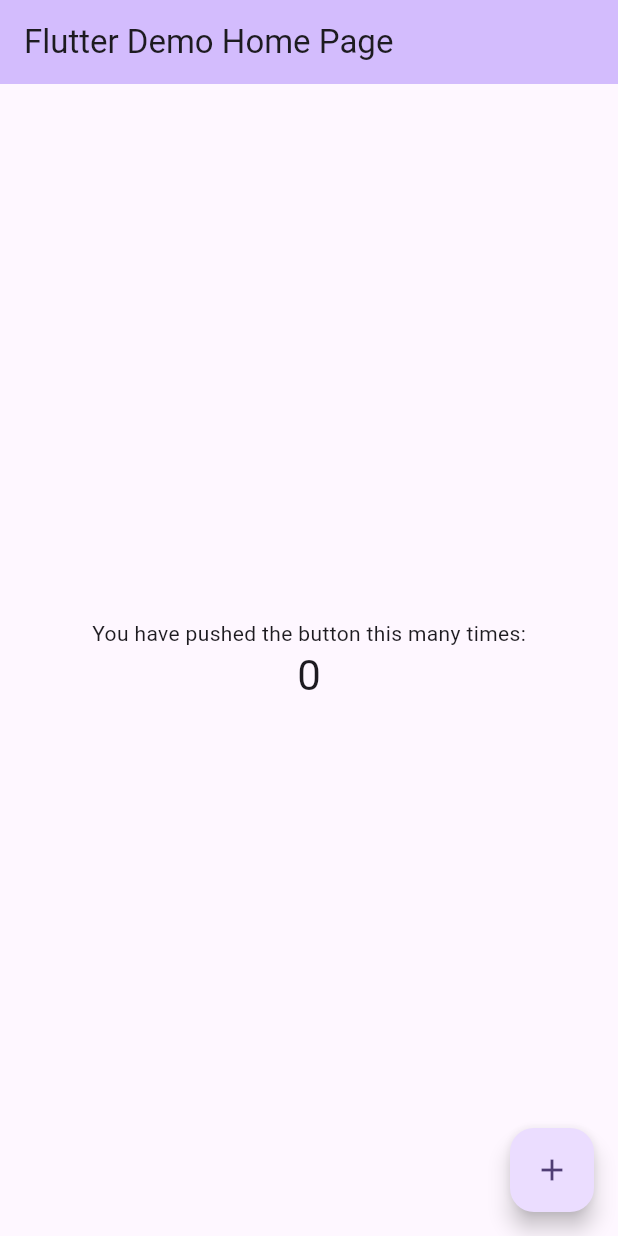
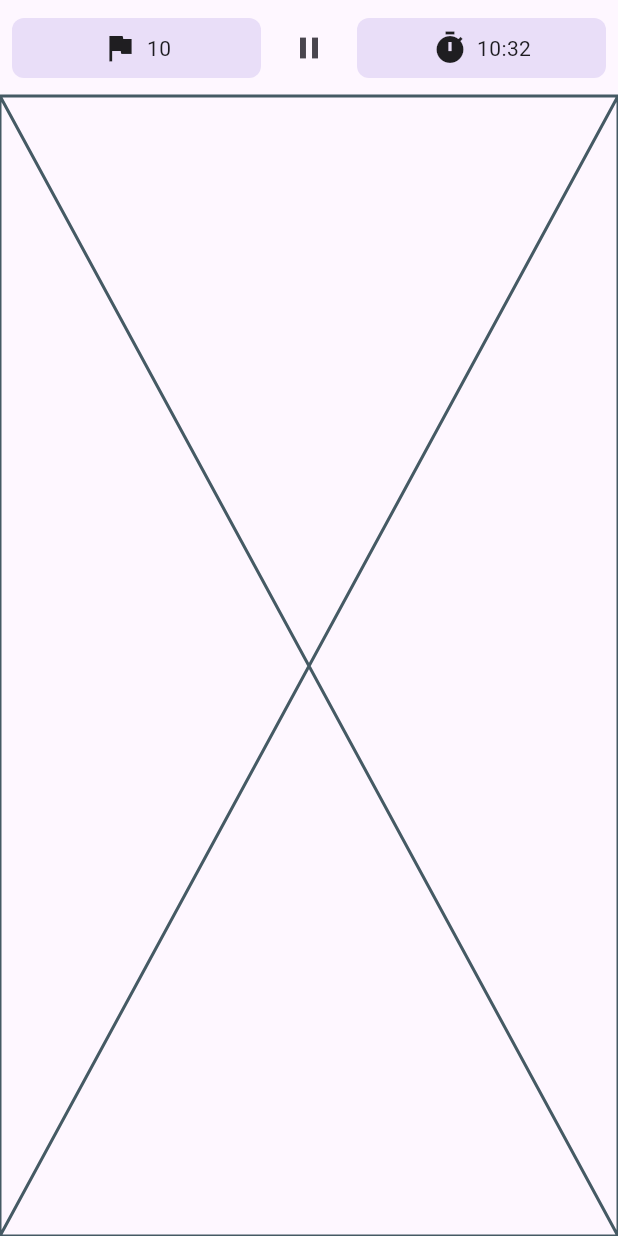
Before and after one commit to edwardnagy/minesweeper-crossplatform, a Flutter app: the screen it shows after launch, on a phone screen of 412 x 824 dp. Run offline on Flutter 3.47's test engine with Material 2 defaults, Android fonts, the phone set to English and light mode, and no system bars; generated files the repository leaves out were written again.

Commit message:
Add game screen, implement game header

```diff
--- a/lib/l10n/app_en.arb
+++ b/lib/l10n/app_en.arb
@@ -1,3 +1,4 @@
 {
-    "title": "Minesweeper"
+    "title": "Minesweeper",
+    "pauseGame": "Pause Game"
 }
--- a/lib/main.dart
+++ b/lib/main.dart
@@ -1,128 +1,6 @@
+import 'package:ea_minesweeper/view/root_widget.dart';
 import 'package:flutter/material.dart';
-import 'package:flutter_gen/gen_l10n/app_localizations.dart';
 
 void main() {
-  runApp(const MyApp());
+  runApp(const RootWidget());
 }
-
-class MyApp extends StatelessWidget {
-  const MyApp({super.key});
-
-  // This widget is the root of your application.
-  @override
-  Widget build(BuildContext context) {
-    return MaterialApp(
-      onGenerateTitle: (context) => AppLocalizations.of(context).title,
-      localizationsDelegates: AppLocalizations.localizationsDelegates,
-      supportedLocales: AppLocalizations.supportedLocales,
-      theme: ThemeData(
-        // This is the theme of your application.
-        //
-        // TRY THIS: Try running your application with "flutter run". You'll see
-        // the application has a blue toolbar. Then, without quitting the app,
-        // try changing the seedColor in the colorScheme below to Colors.green
-        // and then invoke "hot reload" (save your changes or press the "hot
-        // reload" button in a Flutter-supported IDE, or press "r" if you used
-        // the command line to start the app).
-        //
-        // Notice that the counter didn't reset back to zero; the application
-        // state is not lost during the reload. To reset the state, use hot
-        // restart instead.
-        //
-        // This works for code too, not just values: Most code changes can be
-        // tested with just a hot reload.
-        colorScheme: ColorScheme.fromSeed(seedColor: Colors.deepPurple),
-        useMaterial3: true,
-      ),
-      home: const MyHomePage(title: 'Flutter Demo Home Page'),
-    );
-  }
-}
-
-class MyHomePage extends StatefulWidget {
-  const MyHomePage({super.key, required this.title});
-
-  // This widget is the home page of your application. It is stateful, meaning
-  // that it has a State object (defined below) that contains fields that affect
-  // how it looks.
-
-  // This class is the configuration for the state. It holds the values (in this
-  // case the title) provided by the parent (in this case the App widget) and
-  // used by the build method of the State. Fields in a Widget subclass are
-  // always marked "final".
-
-  final String title;
-
-  @override
-  State<MyHomePage> createState() => _MyHomePageState();
-}
-
-class _MyHomePageState extends State<MyHomePage> {
-  int _counter = 0;
-
-  void _incrementCounter() {
-    setState(() {
-      // This call to setState tells the Flutter framework that something has
-      // changed in this State, which causes it to rerun the build method below
-      // so that the display can reflect the updated values. If we changed
-      // _counter without calling setState(), then the build method would not be
-      // called again, and so nothing would appear to happen.
-      _counter++;
-    });
-  }
-
-  @override
-  Widget build(BuildContext context) {
-    // This method is rerun every time setState is called, for instance as done
-    // by the _incrementCounter method above.
-    //
-    // The Flutter framework has been optimized to make rerunning build methods
-    // fast, so that you can just rebuild anything that needs updating rather
-    // than having to individually change instances of widgets.
-    return Scaffold(
-      appBar: AppBar(
-        // TRY THIS: Try changing the color here to a specific color (to
-        // Colors.amber, perhaps?) and trigger a hot reload to see the AppBar
-        // change color while the other colors stay the same.
-        backgroundColor: Theme.of(context).colorScheme.inversePrimary,
-        // Here we take the value from the MyHomePage object that was created by
-        // the App.build method, and use it to set our appbar title.
-        title: Text(widget.title),
-      ),
-      body: Center(
-        // Center is a layout widget. It takes a single child and positions it
-        // in the middle of the parent.
-        child: Column(
-          // Column is also a layout widget. It takes a list of children and
-          // arranges them vertically. By default, it sizes itself to fit its
-          // children horizontally, and tries to be as tall as its parent.
-          //
-          // Column has various properties to control how it sizes itself and
-          // how it positions its children. Here we use mainAxisAlignment to
-          // center the children vertically; the main axis here is the vertical
-          // axis because Columns are vertical (the cross axis would be
-          // horizontal).
-          //
-          // TRY THIS: Invoke "debug painting" (choose the "Toggle Debug Paint"
-          // action in the IDE, or press "p" in the console), to see the
-          // wireframe for each widget.
-          mainAxisAlignment: MainAxisAlignment.center,
-          children: <Widget>[
-            const Text(
-              'You have pushed the button this many times:',
-            ),
-            Text(
-              '$_counter',
-              style: Theme.of(context).textTheme.headlineMedium,
-            ),
-          ],
-        ),
-      ),
-      floatingActionButton: FloatingActionButton(
-        onPressed: _incrementCounter,
-        tooltip: 'Increment',
-        child: const Icon(Icons.add),
-      ), // This trailing comma makes auto-formatting nicer for build methods.
-    );
-  }
-}
--- /dev/null
+++ b/lib/view/game/game_body.dart
@@ -0,0 +1,10 @@
+import 'package:flutter/material.dart';
+
+class GameBody extends StatelessWidget {
+  const GameBody({super.key});
+
+  @override
+  Widget build(BuildContext context) {
+    return const Placeholder();
+  }
+}
--- /dev/null
+++ b/lib/view/game/game_header.dart
@@ -0,0 +1,77 @@
+import 'package:flutter/material.dart';
+
+import '../../l10n/app_localizations.dart';
+
+class GameHeader extends StatelessWidget {
+  const GameHeader({
+    super.key,
+    required this.minesLeft,
+    required this.timeElapsed,
+    required this.onPause,
+  });
+
+  final int minesLeft;
+  final Duration timeElapsed;
+  final VoidCallback onPause;
+
+  @override
+  Widget build(BuildContext context) {
+    const padding = 8.0;
+
+    return Padding(
+      padding: const EdgeInsetsDirectional.all(padding),
+      child: Row(
+        children: [
+          Expanded(
+            child: _statContainer(
+              context,
+              icon: Icons.flag,
+              value: minesLeft.toString(),
+            ),
+          ),
+          Padding(
+            padding: const EdgeInsetsDirectional.symmetric(horizontal: padding),
+            child: IconButton(
+              onPressed: onPause,
+              icon: const Icon(Icons.pause),
+              tooltip: AppLocalizations.of(context).pauseGame,
+            ),
+          ),
+          Expanded(
+            child: _statContainer(
+              context,
+              icon: Icons.timer,
+              value: timeElapsed.minutesAndSeconds,
+            ),
+          ),
+        ],
+      ),
+    );
+  }
+
+  Widget _statContainer(BuildContext context, {required IconData icon, required String value}) {
+    return Container(
+      padding: const EdgeInsets.all(8),
+      decoration: BoxDecoration(
+        color: Theme.of(context).colorScheme.secondaryContainer,
+        borderRadius: BorderRadiusDirectional.circular(8),
+      ),
+      child: Row(
+        mainAxisAlignment: MainAxisAlignment.center,
+        children: [
+          Icon(icon),
+          const SizedBox(width: 6),
+          Text(value),
+        ],
+      ),
+    );
+  }
+}
+
+extension on Duration {
+  String get minutesAndSeconds {
+    final minutes = inMinutes.toString().padLeft(2, '0');
+    final seconds = (inSeconds % 60).toString().padLeft(2, '0');
+    return '$minutes:$seconds';
+  }
+}
--- /dev/null
+++ b/lib/view/game/game_screen.dart
@@ -0,0 +1,27 @@
+import 'package:ea_minesweeper/view/game/game_body.dart';
+import 'package:flutter/material.dart';
+
+import 'game_header.dart';
+
+class GameScreen extends StatelessWidget {
+  const GameScreen({super.key});
+
+  @override
+  Widget build(BuildContext context) {
+    return Scaffold(
+      body: Column(
+        crossAxisAlignment: CrossAxisAlignment.stretch,
+        children: [
+          GameHeader(
+            minesLeft: 10,
+            timeElapsed: const Duration(minutes: 10, seconds: 32),
+            onPause: () {
+              // TODO: Pause the game
+            },
+          ),
+          const Expanded(child: GameBody()),
+        ],
+      ),
+    );
+  }
+}
--- /dev/null
+++ b/lib/view/root_widget.dart
@@ -0,0 +1,22 @@
+import 'package:flutter/material.dart';
+
+import '../l10n/app_localizations.dart';
+import 'game/game_screen.dart';
+
+class RootWidget extends StatelessWidget {
+  const RootWidget({super.key});
+
+  @override
+  Widget build(BuildContext context) {
+    return MaterialApp(
+      onGenerateTitle: (context) => AppLocalizations.of(context).title,
+      localizationsDelegates: AppLocalizations.localizationsDelegates,
+      supportedLocales: AppLocalizations.supportedLocales,
+      theme: ThemeData(
+        colorScheme: ColorScheme.fromSeed(seedColor: Colors.deepPurple),
+        useMaterial3: true,
+      ),
+      home: const GameScreen(),
+    );
+  }
+}
```
